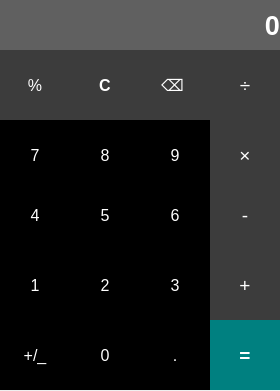
First picture: the form in Calculator/mainwindow.ui, repository Topesa/CalculatorQT, before the edit.
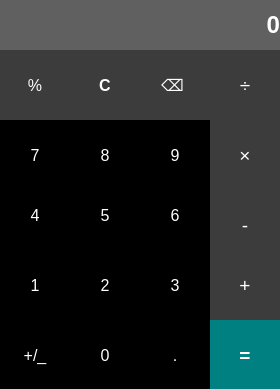
Second picture: the form after the edit. Icons and pictures are not drawn.

```diff
--- a/Calculator/mainwindow.ui
+++ b/Calculator/mainwindow.ui
@@ -7,7 +7,7 @@
     <x>0</x>
     <y>0</y>
     <width>280</width>
-    <height>391</height>
+    <height>389</height>
    </rect>
   </property>
   <property name="windowTitle">
@@ -30,7 +30,7 @@
     <property name="font">
      <font>
       <family>Arial</family>
-      <pointsize>20</pointsize>
+      <pointsize>18</pointsize>
       <weight>75</weight>
       <bold>true</bold>
      </font>
@@ -424,7 +424,7 @@
     <property name="geometry">
      <rect>
       <x>210</x>
-      <y>180</y>
+      <y>190</y>
       <width>70</width>
       <height>70</height>
      </rect>
```
Left out of the diff: 4 changed lines with no effect on the pictures.
